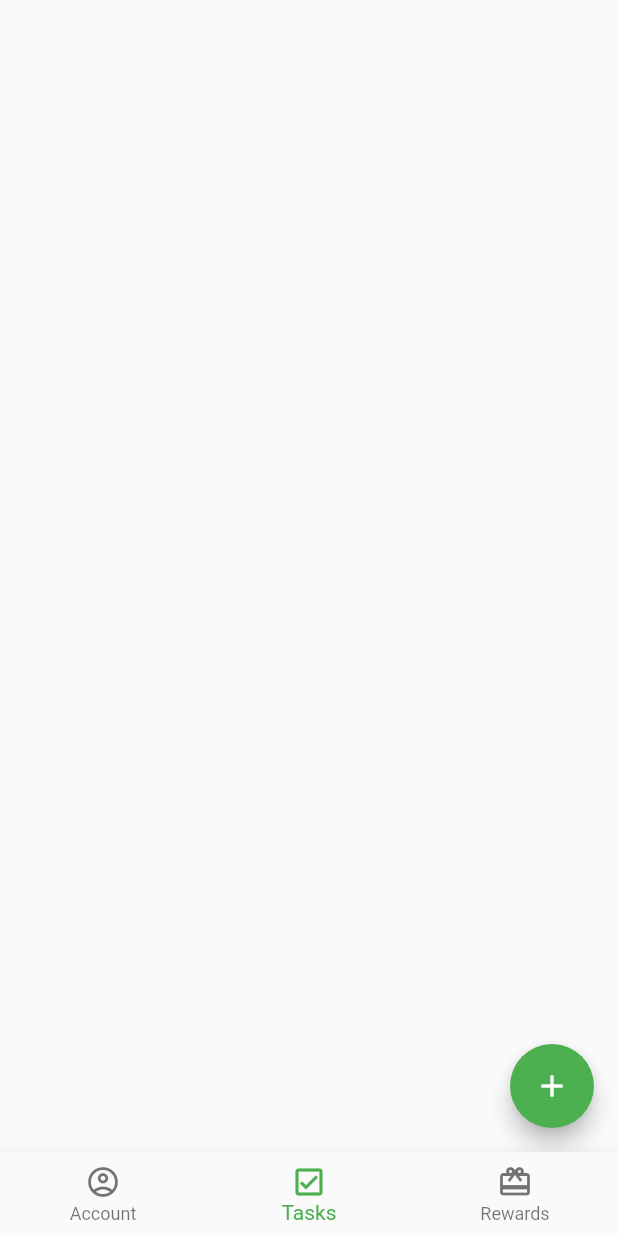
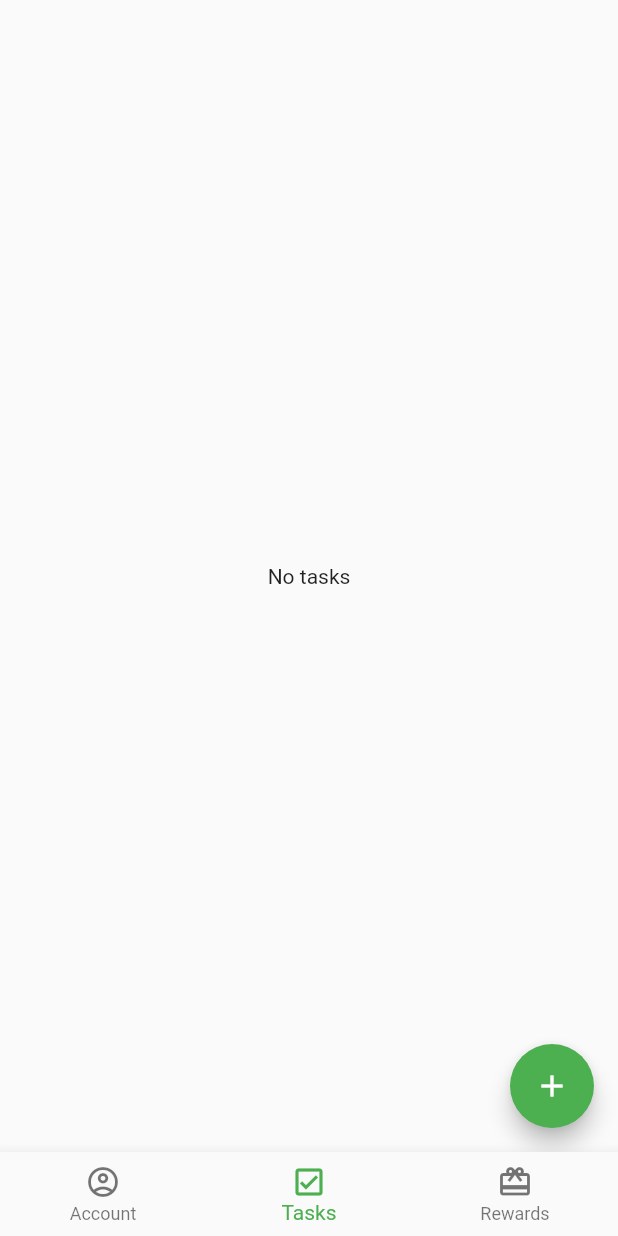
Before and after one commit to milua/housework, a Flutter app: the screen it shows after launch, on a phone screen of 412 x 824 dp. Run offline on Flutter 3.47's test engine with Material 2 defaults, Android fonts, the phone set to English and light mode, and no system bars; missing offline and left inert: stomp_dart_client.

Commit message:
macht Liste scrollbar

```diff
--- a/lib/tasks/tasks-page.dart
+++ b/lib/tasks/tasks-page.dart
@@ -32,16 +32,15 @@ class _TaskPageState extends State<TasksPage> {
   @override
   Widget build(BuildContext context) {
     return Scaffold(
-        body: Column(
-          children: [
-            ListView(
-              shrinkWrap: true,
-              children: <Widget>[
-                for (var task in websocketTasks) TaskCard(task),
-              ],
-            ),
-          ],
-        ),
+        body: websocketTasks.length > 0
+            ? ListView.builder(
+                      itemCount: websocketTasks.length,
+                      itemBuilder: (BuildContext context, int index) {
+                        return ListTile(
+                          title: TaskCard(websocketTasks[index]),
+                        );
+                      })
+            : Center(child: const Text('No tasks')),
         floatingActionButton: FloatingActionButton(
           onPressed: () {
             Navigator.push(context,
```
